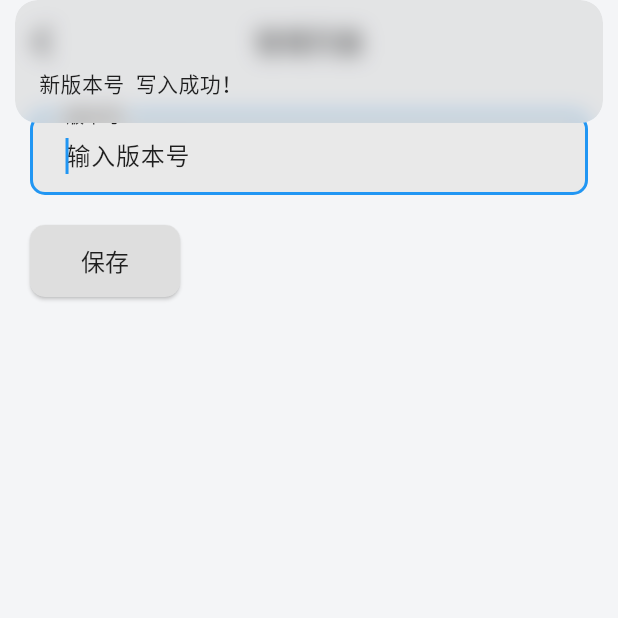
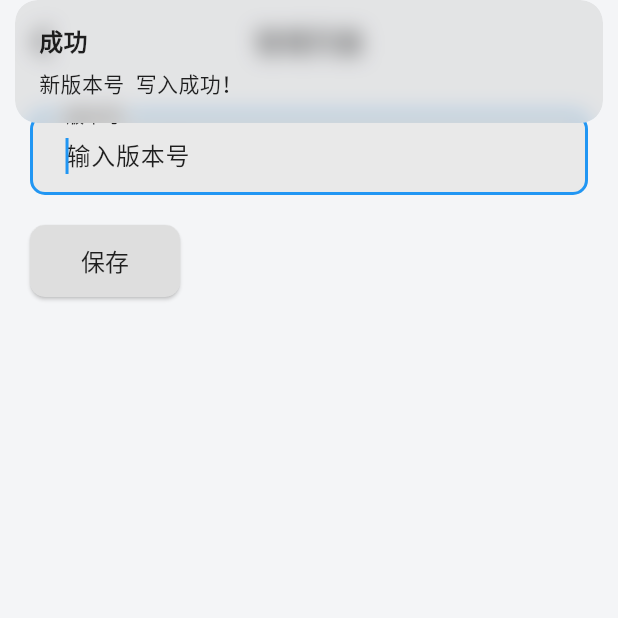
Before and after one commit to lintex/cabbbage, a Flutter app: the ManagePage screen opened directly, after a tap on "保存", on a phone screen of 412 x 824 dp, the top half of it. Run offline on Flutter 3.47's test engine with Material 3 defaults, Android fonts, the phone set to English and light mode, and no system bars; our stand-ins replace flutter_slidable, get, get_storage, isar, timeline_tile; accounts and stored records are empty; generated files the repository leaves out were written again.

```diff
--- a/lib/pages/manage_page.dart
+++ b/lib/pages/manage_page.dart
@@ -35,7 +35,7 @@ class ManagePage extends StatelessWidget {
                   text: '保存',
                   onPressed: () {
                     box.write('version', versionController.text);
-                    Get.snackbar('', "新版本号 ${versionController.text} 写入成功！");
+                    Get.snackbar('成功', "新版本号 ${versionController.text} 写入成功！");
                     // var snackBar = SnackBar(
                     //   content: Text('✅成功：新版本号 ${versionController.text} 写入成功！'),
                     // );
```
Also changed, not shown: lib/pages/about_page.dart (+6 -1 lines).
